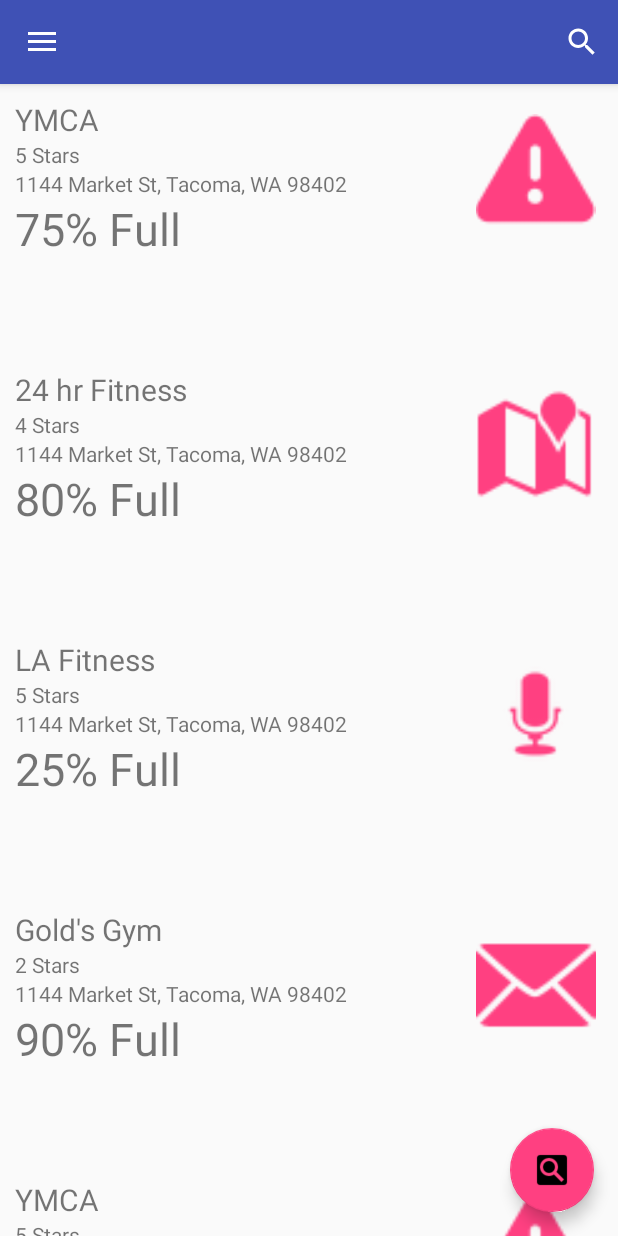
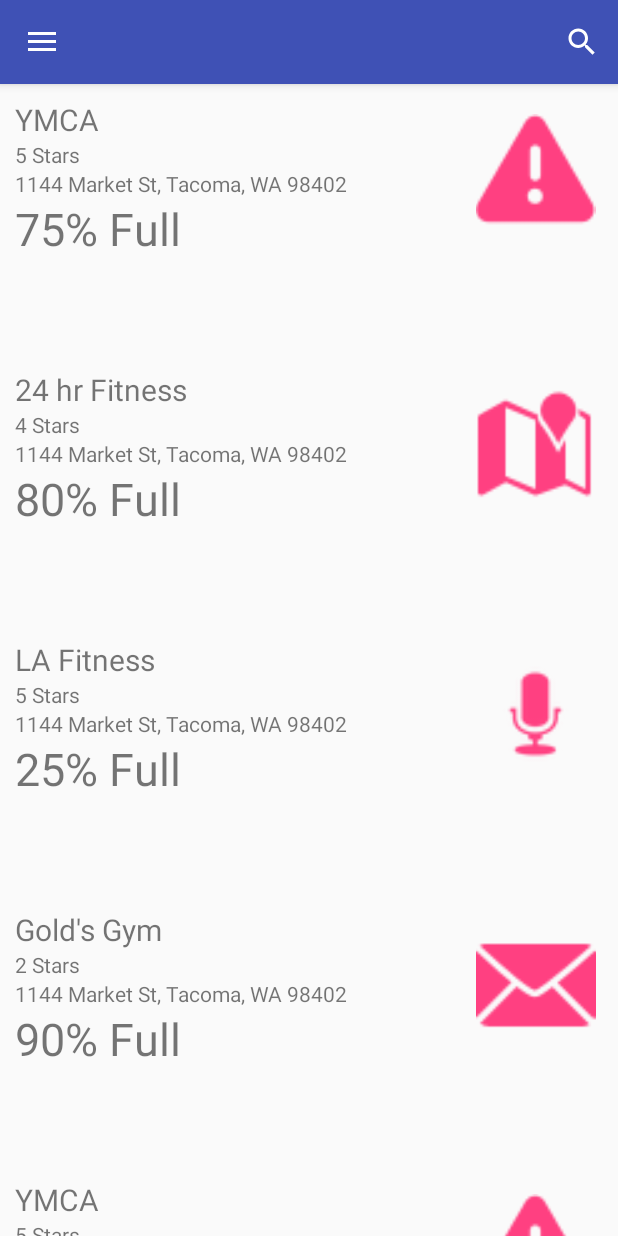
Before and after one commit to jamesh21/GymWatch, an Android app: the screen it shows after launch (HomeActivity), on a phone screen of 412 x 824 dp. Run offline under Robolectric (Android 15) with nearby library versions, the phone set to English and light mode, and no system bars.

Commit message:
Change Settings and MyGyms to Fragments

```diff
--- a/app/src/main/AndroidManifest.xml
+++ b/app/src/main/AndroidManifest.xml
@@ -18,7 +18,6 @@
                 <category android:name="android.intent.category.LAUNCHER" />
             </intent-filter>
         </activity>
-        <activity android:name=".SettingsActivity"></activity>
     </application>
 
 </manifest>
--- a/app/src/main/java/group2/tcss450/uw/edu/gymwatch/HomeActivity.java
+++ b/app/src/main/java/group2/tcss450/uw/edu/gymwatch/HomeActivity.java
@@ -4,6 +4,7 @@ package group2.tcss450.uw.edu.gymwatch;
 import android.content.Intent;
 import android.os.Bundle;
 import android.support.design.widget.FloatingActionButton;
+import android.support.v4.app.FragmentTransaction;
 import android.support.v7.widget.LinearLayoutManager;
 import android.support.v7.widget.RecyclerView;
 import android.view.View;
@@ -28,28 +29,23 @@ public class HomeActivity extends AppCompatActivity
         setContentView(R.layout.activity_home);
 
         //For the recycle view
-        mGymRecView = (RecyclerView) findViewById(R.id.gym_rec_list);
-        mGymRecView.setLayoutManager(new LinearLayoutManager(this));
-        mGymAdapter = new GymAdapter(GymListData.getList(), this);
-        mGymRecView.setAdapter(mGymAdapter);
+//        mGymRecView = (RecyclerView) findViewById(R.id.gym_rec_list);
+//        mGymRecView.setLayoutManager(new LinearLayoutManager(this));
+//        mGymAdapter = new GymAdapter(GymListData.getList(), this);
+//        mGymRecView.setAdapter(mGymAdapter);
+        if(savedInstanceState == null) {
+            if (findViewById(R.id.content_home) != null) {
+                getSupportFragmentManager().beginTransaction()
+                        .add(R.id.content_home, new MyGymsFragment())
+                        .commit();
+            }
+        }
 
         Toolbar toolbar = (Toolbar) findViewById(R.id.toolbar);
 
         //setSupportActionBar(toolbar);
 
 
-        //Fab Button In process of setting up
-        FloatingActionButton fab = (FloatingActionButton) findViewById(R.id.fab);
-        fab.setOnClickListener(new View.OnClickListener() {
-            @Override
-            public void onClick(View view) {
-                //editText.setVisibility(View.VISIBLE);
-                //search.setFocusable(true);
-                //InputMethodManager keyboard = (InputMethodManager) getSystemService(Context.INPUT_METHOD_SERVICE);
-                //keyboard.showSoftInput(editText,InputMethodManager.SHOW_IMPLICIT);
-
-            }
-        });
 
         DrawerLayout drawer = (DrawerLayout) findViewById(R.id.drawer_layout);
         //String[] destinationTitles = getResources().getStringArray(R.array.destination_array);
@@ -103,10 +99,19 @@ public class HomeActivity extends AppCompatActivity
         int id = item.getItemId();
 
         if (id == R.id.nav_gyms) {
-            // Handle the camera action
+            FragmentTransaction transaction = getSupportFragmentManager()
+                    .beginTransaction()
+                    .replace(R.id.content_home, new MyGymsFragment())
+                    .addToBackStack(null);
+            transaction.commit();
         } else if (id == R.id.nav_setting) {
-            Intent intent = new Intent(this, SettingsActivity.class);
-            startActivity(intent);
+//            Intent intent = new Intent(this, SettingsActivity.class);
+//            startActivity(intent);
+            FragmentTransaction transaction = getSupportFragmentManager()
+                    .beginTransaction()
+                    .replace(R.id.content_home, new SettingsFragment())
+                    .addToBackStack(null);
+            transaction.commit();
         }
 
         DrawerLayout drawer = (DrawerLayout) findViewById(R.id.drawer_layout);
--- /dev/null
+++ b/app/src/main/java/group2/tcss450/uw/edu/gymwatch/MyGymsFragment.java
@@ -0,0 +1,80 @@
+package group2.tcss450.uw.edu.gymwatch;
+
+import android.content.Context;
+import android.net.Uri;
+import android.os.Bundle;
+import android.support.v4.app.Fragment;
+import android.support.v7.widget.LinearLayoutManager;
+import android.support.v7.widget.RecyclerView;
+import android.view.LayoutInflater;
+import android.view.View;
+import android.view.ViewGroup;
+
+
+/**
+ * A simple {@link Fragment} subclass.
+ * Activities that contain this fragment must implement the
+ * {@link MyGymsFragment.OnFragmentInteractionListener} interface
+ * to handle interaction events.
+ */
+public class MyGymsFragment extends Fragment {
+
+//    private OnFragmentInteractionListener mListener;
+
+    private View mView;
+    public MyGymsFragment() {
+        // Required empty public constructor
+    }
+
+
+    @Override
+    public View onCreateView(LayoutInflater inflater, ViewGroup container,
+                             Bundle savedInstanceState) {
+        // Inflate the layout for this fragment
+        mView = inflater.inflate(R.layout.fragment_my_gyms, container, false);
+        RecyclerView gymRecView = (RecyclerView) mView.findViewById(R.id.gym_rec_list);
+        gymRecView.setLayoutManager(new LinearLayoutManager(getActivity()));
+        GymAdapter gymAdapter = new GymAdapter(GymListData.getList(), getActivity());
+        gymRecView.setAdapter(gymAdapter);
+        return mView;
+    }
+
+//    // TODO: Rename method, update argument and hook method into UI event
+//    public void onButtonPressed(Uri uri) {
+//        if (mListener != null) {
+//            mListener.onFragmentInteraction(uri);
+//        }
+//    }
+
+//    @Override
+//    public void onAttach(Context context) {
+//        super.onAttach(context);
+//        if (context instanceof OnFragmentInteractionListener) {
+//            mListener = (OnFragmentInteractionListener) context;
+//        } else {
+//            throw new RuntimeException(context.toString()
+//                    + " must implement OnFragmentInteractionListener");
+//        }
+//    }
+
+//    @Override
+//    public void onDetach() {
+//        super.onDetach();
+//        mListener = null;
+//    }
+
+    /**
+     * This interface must be implemented by activities that contain this
+     * fragment to allow an interaction in this fragment to be communicated
+     * to the activity and potentially other fragments contained in that
+     * activity.
+     * <p>
+     * See the Android Training lesson <a href=
+     * "http://developer.android.com/training/basics/fragments/communicating.html"
+     * >Communicating with Other Fragments</a> for more information.
+     */
+//    public interface OnFragmentInteractionListener {
+//        // TODO: Update argument type and name
+//        void onFragmentInteraction(Uri uri);
+//    }
+}
--- a/app/src/main/res/layout/app_bar_home.xml
+++ b/app/src/main/res/layout/app_bar_home.xml
@@ -29,15 +29,7 @@
             </RelativeLayout>
         </android.support.v7.widget.Toolbar>
     </android.support.design.widget.AppBarLayout>
-
     <include layout="@layout/content_home" />
 
-    <android.support.design.widget.FloatingActionButton
-        android:id="@+id/fab"
-        android:layout_width="wrap_content"
-        android:layout_height="wrap_content"
-        android:layout_gravity="bottom|end"
-        android:layout_margin="@dimen/fab_margin"
-        app:srcCompat="@drawable/ic_custom_search" />
 
 </android.support.design.widget.CoordinatorLayout>
--- a/app/src/main/res/layout/content_home.xml
+++ b/app/src/main/res/layout/content_home.xml
@@ -1,5 +1,5 @@
 <?xml version="1.0" encoding="utf-8"?>
-<RelativeLayout xmlns:android="http://schemas.android.com/apk/res/android"
+<FrameLayout xmlns:android="http://schemas.android.com/apk/res/android"
     xmlns:app="http://schemas.android.com/apk/res-auto"
     xmlns:tools="http://schemas.android.com/tools"
     android:id="@+id/content_home"
@@ -9,10 +9,11 @@
     tools:context="group2.tcss450.uw.edu.gymwatch.HomeActivity"
     tools:showIn="@layout/app_bar_home">
 
-    <android.support.v7.widget.RecyclerView
+<!--    <android.support.v7.widget.RecyclerView
         android:layout_width="match_parent"
         android:layout_height="match_parent"
         android:id="@+id/gym_rec_list">
 
-    </android.support.v7.widget.RecyclerView>
-</RelativeLayout>
+    </android.support.v7.widget.RecyclerView>-->
+
+</FrameLayout>
--- /dev/null
+++ b/app/src/main/res/layout/fragment_my_gyms.xml
@@ -0,0 +1,14 @@
+<FrameLayout xmlns:android="http://schemas.android.com/apk/res/android"
+    xmlns:tools="http://schemas.android.com/tools"
+    android:layout_width="match_parent"
+    android:layout_height="match_parent"
+    tools:context="group2.tcss450.uw.edu.gymwatch.MyGymsFragment">
+
+    <android.support.v7.widget.RecyclerView
+        android:layout_width="match_parent"
+        android:layout_height="match_parent"
+        android:id="@+id/gym_rec_list">
+
+    </android.support.v7.widget.RecyclerView>
+
+</FrameLayout>
--- a/app/src/main/res/values/strings.xml
+++ b/app/src/main/res/values/strings.xml
@@ -90,4 +90,7 @@
     <string name="pref_ringtone_silent">Silent</string>
 
     <string name="pref_title_vibrate">Vibrate</string>
+
+    <!-- TODO: Remove or change this placeholder text -->
+    <string name="hello_blank_fragment">Hello blank fragment</string>
 </resources>
```
Also changed, not shown: app/build.gradle (+4 -4 lines), app/src/main/java/group2/tcss450/uw/edu/gymwatch/SettingsActivity.java (deleted, +0 -33 lines), app/src/main/java/group2/tcss450/uw/edu/gymwatch/SettingsFragment.java (added, +94 -0 lines), app/src/main/res/layout/fragment_settings.xml (renamed from app/src/main/res/layout/activity_settings.xml, +2 -11 lines).
